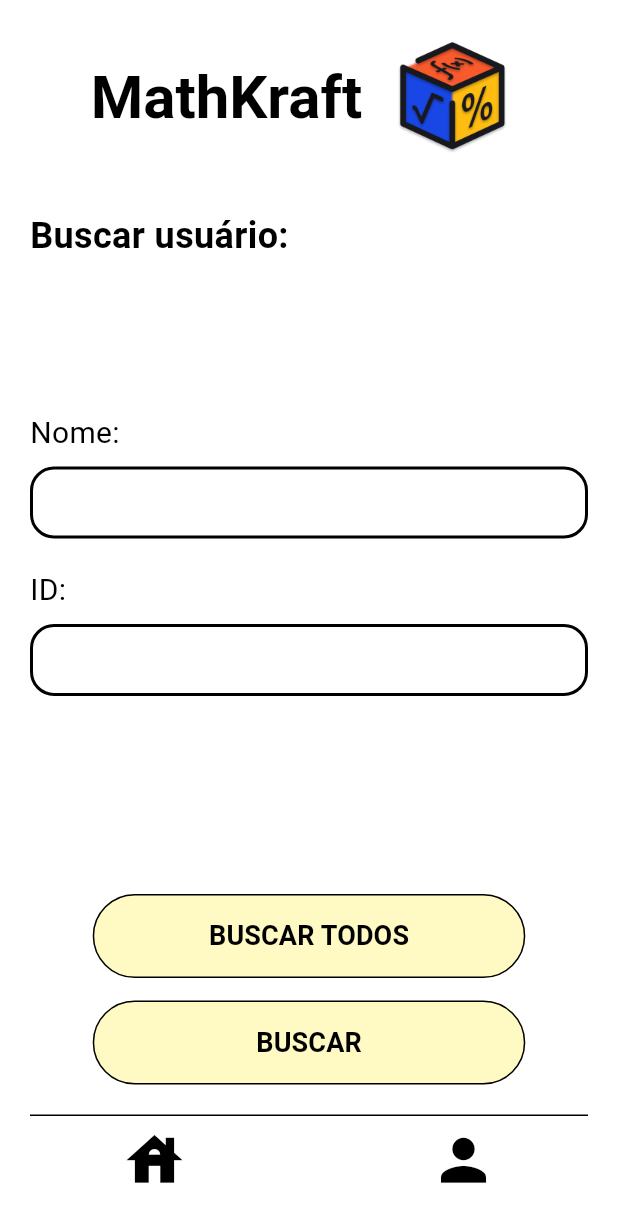
After one commit to isallets/ProjetoFlutterMathkraft, a Flutter app: the TelaBuscarUsuario screen opened directly, on a phone screen of 412 x 824 dp. The commit adds this screen. Shown: the top 1222 px of the screen. Run offline on Flutter 3.47's test engine with Material 3 defaults, Android fonts, the phone set to English and light mode, and no system bars; Roboto replaces fonts that are missing (Montserrat).

Commit message:
Telas criadas: Buscar todos usuarios, buscar usuario, editar pergunta, consultar perguntas Tela editada: Admin (acrescentei a rota nos botoes)

```diff
--- /dev/null
+++ b/mathkraft/lib/frontend/screens/tela_buscar_usuario.dart
@@ -0,0 +1,164 @@
+import 'package:flutter/material.dart';
+import 'package:mathkraft/frontend/screens/tela_buscar_todos_usuarios.dart';
+import 'package:mathkraft/frontend/widgets/header_mathkraft.dart';
+import 'package:mathkraft/frontend/widgets/menu_navigation_bar_widget.dart';
+
+class TelaBuscarUsuario extends StatelessWidget {
+  const TelaBuscarUsuario({super.key});
+
+  @override
+  Widget build(BuildContext context) {
+    return Scaffold(
+      backgroundColor: Colors.white,
+      appBar: const MathKraftHeader(),
+      body: Padding(
+        padding: const EdgeInsets.symmetric(horizontal: 20.0),
+        child: Column(
+          crossAxisAlignment: CrossAxisAlignment.start,
+          children: [
+            const SizedBox(height: 20),
+            const Text(
+              'Buscar usuário:',
+              style: TextStyle(
+                fontSize: 24,
+                fontWeight: FontWeight.bold,
+                color: Colors.black,
+              ),
+            ),
+
+            const SizedBox(height: 100),
+
+            // Campo Nome:
+            const Text(
+              'Nome:',
+              style: TextStyle(
+                fontSize: 20,
+                color: Colors.black,
+              ),
+            ),
+            const SizedBox(height: 8), // Espaço entre o label e o TextField
+            const TextField(
+              decoration: InputDecoration(
+                border: OutlineInputBorder( // Borda do campo de texto
+                  borderSide: BorderSide(color: Colors.black, width: 2.0),
+                  borderRadius: BorderRadius.all(Radius.circular(16.0)),
+                ),
+                enabledBorder: OutlineInputBorder( // Borda quando o campo está habilitado
+                  borderSide: BorderSide(color: Colors.black, width: 2.0),
+                  borderRadius: BorderRadius.all(Radius.circular(16.0)),
+                ),
+                focusedBorder: OutlineInputBorder( // Borda quando o campo está focado
+                  borderSide: BorderSide(color: Colors.black, width: 2.0),
+                  borderRadius: BorderRadius.all(Radius.circular(16.0)),
+                ),
+                contentPadding: EdgeInsets.symmetric(vertical: 12.0, horizontal: 10.0),
+              ),
+              cursorColor: Colors.black, // Cor do cursor
+              style: TextStyle(color: Colors.black), // Cor do texto digitado
+            ),
+            const SizedBox(height: 20), // Espaço entre os campos de texto
+
+            // Campo ID:
+            const Text(
+              'ID:',
+              style: TextStyle(
+                fontSize: 20,
+                color: Colors.black,
+                fontFamily: 'Montserrat',
+              ),
+            ),
+            const SizedBox(height: 8), // Espaço entre o label e o TextField
+            const TextField(
+              keyboardType: TextInputType.number, // Sugere teclado numérico para ID
+              decoration: InputDecoration(
+                border: OutlineInputBorder(
+                  borderSide: BorderSide(color: Colors.black, width: 2.0),
+                  borderRadius: BorderRadius.all(Radius.circular(16.0)),
+                ),
+                enabledBorder: OutlineInputBorder(
+                  borderSide: BorderSide(color: Colors.black, width: 2.0),
+                  borderRadius: BorderRadius.all(Radius.circular(16.0)),
+                ),
+                focusedBorder: OutlineInputBorder(
+                  borderSide: BorderSide(color: Colors.black, width: 2.0),
+                  borderRadius: BorderRadius.all(Radius.circular(16.0)),
+                ),
+                contentPadding: EdgeInsets.symmetric(vertical: 12.0, horizontal: 10.0),
+              ),
+              cursorColor: Colors.black,
+              style: TextStyle(color: Colors.black),
+            ),
+
+            const Spacer(), // Ocupa todo o espaço disponível, empurrando o botão para baixo
+
+            Center(
+              child: SizedBox(
+                width: MediaQuery.of(context).size.width * 0.7,
+                child: ElevatedButton(
+                  onPressed: () {
+                    Navigator.push(context,MaterialPageRoute(builder: (context) => const TelaBuscarTodosUsuarios()));
+                  },
+                  style: ElevatedButton.styleFrom(
+                    backgroundColor: Colors.yellow[100], // Cor de fundo amarela clara
+                    shape: RoundedRectangleBorder(
+                      borderRadius: BorderRadius.circular(30),
+                      side: const BorderSide(color: Colors.black, width: 1.0),
+                    ),
+                    padding: const EdgeInsets.symmetric(vertical: 15),
+                    elevation: 0,
+                  ),
+                  child: const Text(
+                    'BUSCAR TODOS',
+                    style: TextStyle(
+                      fontSize: 18,
+                      fontWeight: FontWeight.bold,
+                      color: Colors.black,
+                    ),
+                  ),
+                ),
+              ),
+            ),
+            const SizedBox(height: 15),
+
+            // Botão BUSCAR
+            Center(
+              child: SizedBox(
+                width: MediaQuery.of(context).size.width * 0.7, // Mesma largura do botão "VOLTAR"
+                child: ElevatedButton(
+                  onPressed: () {
+                    // Ação ao pressionar o botão BUSCAR
+                    print('Botão BUSCAR pressionado!');
+                    // Implemente sua lógica de busca aqui
+                  },
+                  style: ElevatedButton.styleFrom(
+                    backgroundColor: Colors.yellow[100], // Cor de fundo do botão (amarelo claro)
+                    shape: RoundedRectangleBorder(
+                      borderRadius: BorderRadius.circular(30), // Borda arredondada
+                      side: const BorderSide(color: Colors.black, width: 1.0), // Borda preta
+                    ),
+                    padding: const EdgeInsets.symmetric(vertical: 15),
+                    elevation: 0,
+                  ),
+                  child: const Text(
+                    'BUSCAR',
+                    style: TextStyle(
+                      fontSize: 18,
+                      fontWeight: FontWeight.bold,
+                      color: Colors.black,
+                    ),
+                  ),
+                ),
+              ),
+            ),
+            const SizedBox(height: 20), // Espaço acima da linha separadora inferior
+            const Divider(height: 1, thickness: 1.0, color: Colors.black), // Linha separadora
+          ],
+        ),
+      ),
+
+      // --- Seu Widget de Bottom Navigation Bar ---
+      bottomNavigationBar: menuBottomNavigationBar(context, 1), // O índice pode variar dependendo de qual ícone deve estar ativo
+      // --- Fim do seu Widget de Bottom Navigation Bar ---
+    );
+  }
+}
--- /dev/null
+++ b/mathkraft/lib/frontend/widgets/header_mathkraft.dart
@@ -0,0 +1,42 @@
+import 'package:flutter/material.dart';
+
+class MathKraftHeader extends StatelessWidget implements PreferredSizeWidget {
+  const MathKraftHeader({super.key});
+
+  @override
+  Widget build(BuildContext context) {
+    return AppBar(
+      toolbarHeight: 120,
+      backgroundColor: Colors.white,
+      elevation: 0,
+      automaticallyImplyLeading: false, // Não mostra o botão de voltar padrão
+      title: Center(
+        child: Padding(
+          padding: const EdgeInsets.only(top: 10.0),
+          child: Row(
+            mainAxisSize: MainAxisSize.min,
+            mainAxisAlignment: MainAxisAlignment.center,
+            children: [
+              const Text(
+                'MathKraft',
+                style: TextStyle(
+                  fontSize: 40.0,
+                  fontWeight: FontWeight.bold,
+                  color: Colors.black,
+                ),
+              ),
+              const SizedBox(width: 10),
+              Image.asset(
+                'lib/assets/MathKraft.png',
+                height: 100.0,
+              ),
+            ],
+          ),
+        ),
+      ),
+    );
+  }
+
+  @override
+  Size get preferredSize => const Size.fromHeight(120);
+}
```
Also changed, not shown: mathkraft/lib/frontend/screens/tela_admin.dart (+6 -2 lines), mathkraft/lib/frontend/screens/tela_buscar_todos_usuarios.dart (added, +136 -0 lines), mathkraft/lib/frontend/screens/tela_consultar_perguntas.dart (added, +137 -0 lines), mathkraft/lib/frontend/screens/tela_editar_pergunta.dart (added, +173 -0 lines).
